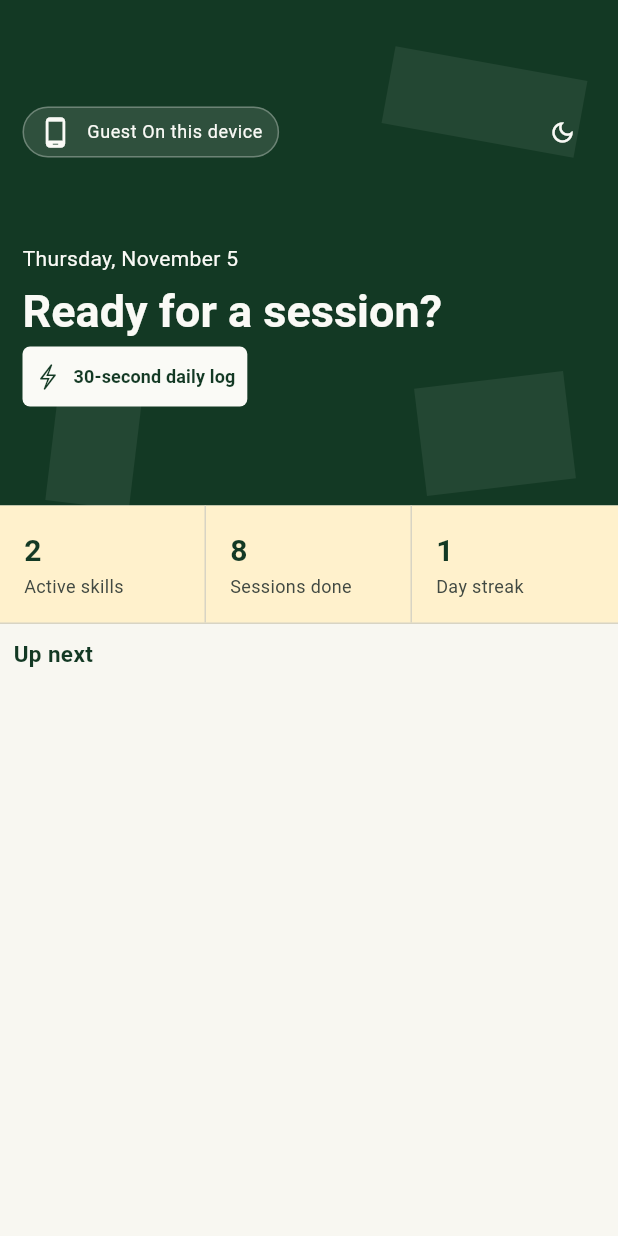
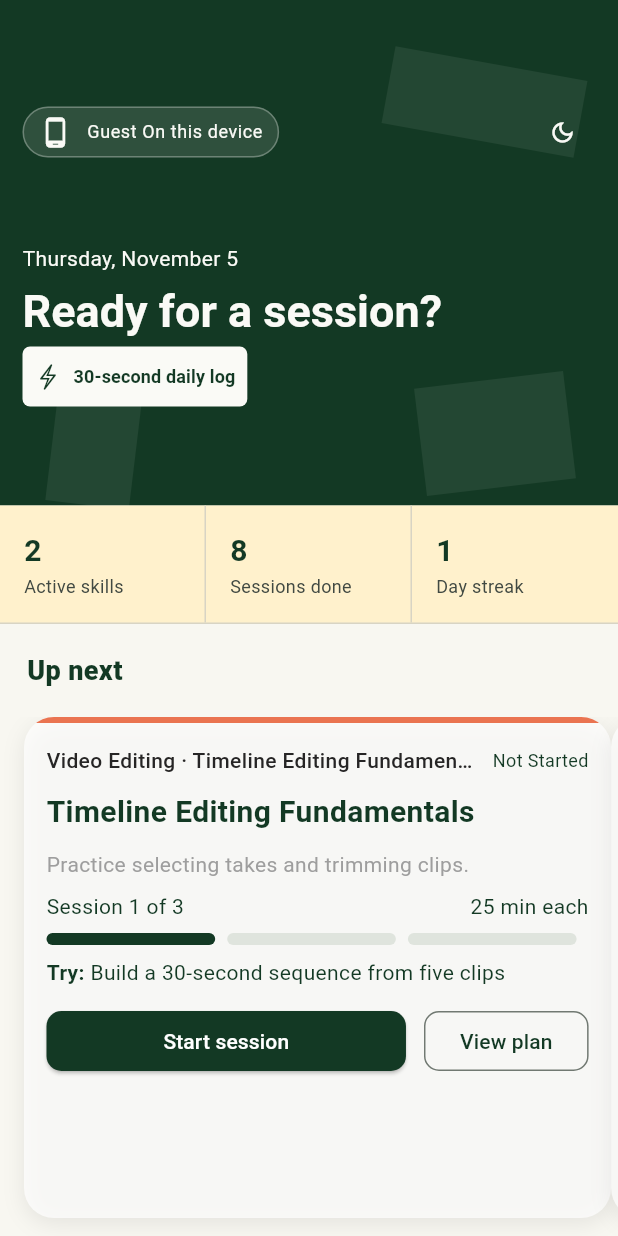
Before and after one commit to Harlloh/skillz_log, a Flutter app: the HomeScreen screen opened directly with empty values, on a phone screen of 412 x 824 dp. Run offline on Flutter 3.47's test engine with Material 3 defaults, Android fonts, the phone set to English and light mode, and no system bars.

Commit message:
fixed the skillz Card

```diff
--- a/lib/pages/home_screen.dart
+++ b/lib/pages/home_screen.dart
@@ -5,6 +5,7 @@ import 'package:skillz_log/data/app_theme.dart';
 import 'package:skillz_log/data/constants.dart';
 import 'package:skillz_log/utils/utils.dart';
 import 'package:skillz_log/widgets/header_widget.dart';
+import 'package:skillz_log/widgets/skills_card.dart';
 import 'package:skillz_log/widgets/stat_cell.dart';
 
 class HomeScreen extends StatelessWidget {
@@ -16,6 +17,29 @@ class HomeScreen extends StatelessWidget {
     final date = DateFormat('EEEE, MMMM d').format(DateTime.now());
     final theme = Theme.of(context);
     final topInset = MediaQuery.paddingOf(context).top;
+
+    final List<Map<String, dynamic>> skills = [
+      {
+        'skill': 'Video Editing',
+        'topic': 'Timeline Editing Fundamentals',
+        'status': 'Not Started',
+        'description': 'Practice selecting takes and trimming clips.',
+        'session': 1,
+        'totalSessions': 3,
+        'minutes': 25,
+        'tryText': 'Build a 30-second sequence from five clips',
+      },
+      {
+        'skill': 'Flutter',
+        'topic': 'State Management',
+        'status': 'In Progress',
+        'description': 'Learn how to manage application state.',
+        'session': 2,
+        'totalSessions': 5,
+        'minutes': 30,
+        'tryText': 'Build a counter using Riverpod',
+      },
+    ];
 
     return Scaffold(
       body: Stack(
@@ -81,14 +105,40 @@ class HomeScreen extends StatelessWidget {
                   ),
                 ),
                 Padding(
-                  padding: const EdgeInsets.all(9),
+                  padding: const EdgeInsets.all(18),
                   child: Text(
                     'Up next',
                     textAlign: TextAlign.left,
                     style: const TextStyle(
-                      fontWeight: FontWeight.w600,
-                      fontSize: 15,
+                      fontWeight: FontWeight.w800,
+                      fontSize: 18,
                     ),
+                  ),
+                ),
+                SizedBox(
+                  height: 350,
+                  child: ListView.builder(
+                    scrollDirection: Axis.horizontal,
+                    padding: const EdgeInsets.symmetric(horizontal: 16),
+                    itemCount: skills.length,
+                    itemBuilder: (context, index) {
+                      final skill = skills[index];
+                      return Padding(
+                        padding: const EdgeInsets.only(bottom: 16),
+                        child: SkillsCard(
+                          skill: skill['skill'],
+                          topic: skill['topic'],
+                          status: skill['status'],
+                          description: skill['description'],
+                          session: skill['session'],
+                          totalSessions: skill['totalSessions'],
+                          minutes: skill['minutes'],
+                          tryText: skill['tryText'],
+                          onStart: () {},
+                          onViewPlan: () {},
+                        ),
+                      );
+                    },
                   ),
                 ),
               ],
--- a/lib/widgets/auth_form_widget.dart
+++ b/lib/widgets/auth_form_widget.dart
@@ -226,11 +226,15 @@ class _AuthFormWidgetState extends State<AuthFormWidget> {
                 ),
               ),
             ),
-            Text(
-              'Guest progress stays on this device, with 1 active skill. Sign in later to back it up.',
-              textAlign: TextAlign.center,
-              style: TextStyle(fontSize: 12.0),
+            Padding(
+              padding: const EdgeInsets.only(bottom: 10),
+              child: Text(
+                'Guest progress stays on this device, with 1 active skill. Sign in later to back it up.',
+                textAlign: TextAlign.center,
+                style: TextStyle(fontSize: 12.0),
+              ),
             ),
+
             SizedBox(height: 50),
           ],
         ),
--- /dev/null
+++ b/lib/widgets/skills_card.dart
@@ -0,0 +1,169 @@
+import 'package:flutter/material.dart';
+
+class SkillsCard extends StatelessWidget {
+  const SkillsCard({
+    super.key,
+    required this.skill,
+    required this.topic,
+    required this.status,
+    required this.description,
+    required this.session,
+    required this.totalSessions,
+    required this.minutes,
+    required this.tryText,
+    required this.onStart,
+    required this.onViewPlan,
+  });
+
+  final String skill;
+  final String topic;
+  final String status;
+  final String description;
+  final int session;
+  final int totalSessions;
+  final int minutes;
+  final String tryText;
+  final VoidCallback onStart;
+  final VoidCallback onViewPlan;
+
+  @override
+  Widget build(BuildContext context) {
+    final theme = Theme.of(context);
+    final colors = theme.colorScheme;
+    return Container(
+      width: MediaQuery.sizeOf(context).width * 0.95,
+      // height: 900,
+      clipBehavior: Clip.antiAlias,
+      decoration: BoxDecoration(
+        borderRadius: BorderRadius.circular(20),
+        color: (Colors.white70),
+        boxShadow: [
+          BoxShadow(
+            color: Colors.black.withValues(alpha: 0.08),
+            blurRadius: 12,
+            spreadRadius: 0,
+            offset: const Offset(0, 4),
+          ),
+        ],
+      ),
+      child: Column(
+        children: [
+          Container(height: 4, width: double.infinity, color: colors.secondary),
+          Padding(
+            padding: EdgeInsets.all(15),
+            child: Column(
+              crossAxisAlignment: CrossAxisAlignment.start,
+              children: [
+                Row(
+                  children: [
+                    Expanded(
+                      child: Text(
+                        '$skill · $topic',
+                        maxLines: 1,
+                        overflow: TextOverflow.ellipsis,
+                        style: TextStyle(
+                          color: const Color.fromARGB(255, 38, 37, 37),
+                          fontWeight: FontWeight.w500,
+                        ),
+                      ),
+                    ),
+                    const SizedBox(width: 12),
+                    Text(status, style: TextStyle(fontSize: 12)),
+                  ],
+                ),
+                Padding(
+                  padding: EdgeInsets.symmetric(vertical: 10),
+                  child: Text(
+                    topic,
+                    style: TextStyle(
+                      fontWeight: FontWeight.w700,
+                      fontSize: 20,
+                      overflow: TextOverflow.ellipsis,
+                    ),
+                  ),
+                ),
+                Text(
+                  description,
+                  maxLines: 2,
+                  overflow: TextOverflow.ellipsis,
+                  style: const TextStyle(
+                    color: Colors.grey,
+                    overflow: TextOverflow.ellipsis,
+                  ),
+                ),
+                SizedBox(height: 8),
+                Row(
+                  children: [
+                    Text('Session $session of $totalSessions'),
+                    Expanded(child: SizedBox(width: double.infinity)),
+                    Text('$minutes min each'),
+                  ],
+                ),
+                SizedBox(height: 8),
+                Row(
+                  children: List.generate(totalSessions, (index) {
+                    return Expanded(
+                      child: Container(
+                        height: 8,
+                        margin: const EdgeInsets.only(right: 8),
+                        decoration: BoxDecoration(
+                          color: index < session
+                              ? colors.primary
+                              : colors.surfaceContainerHighest,
+                          borderRadius: BorderRadius.circular(10),
+                        ),
+                      ),
+                    );
+                  }),
+                ),
+                SizedBox(height: 8),
+                Text.rich(
+                  TextSpan(
+                    children: [
+                      const TextSpan(
+                        text: 'Try: ',
+                        style: TextStyle(fontWeight: FontWeight.bold),
+                      ),
+                      TextSpan(text: tryText),
+                    ],
+                  ),
+                ),
+                SizedBox(height: 12),
+                Row(
+                  children: [
+                    Expanded(
+                      flex: 2,
+                      child: ElevatedButton(
+                        onPressed: onStart,
+                        style: ElevatedButton.styleFrom(
+                          backgroundColor: colors.primary,
+                          shape: RoundedRectangleBorder(
+                            borderRadius: BorderRadius.circular(10),
+                          ),
+                        ),
+                        child: const Text(
+                          'Start session',
+                          style: TextStyle(color: Colors.white),
+                        ),
+                      ),
+                    ),
+                    SizedBox(width: 12),
+                    OutlinedButton(
+                      onPressed: onViewPlan,
+                      style: OutlinedButton.styleFrom(
+                        shape: RoundedRectangleBorder(
+                          borderRadius: BorderRadius.circular(10),
+                        ),
+                      ),
+                      child: Text('View plan'),
+                    ),
+                  ],
+                ),
+              ],
+            ),
+          ),
+        ],
+      ),
+    );
+  }
+}
```
